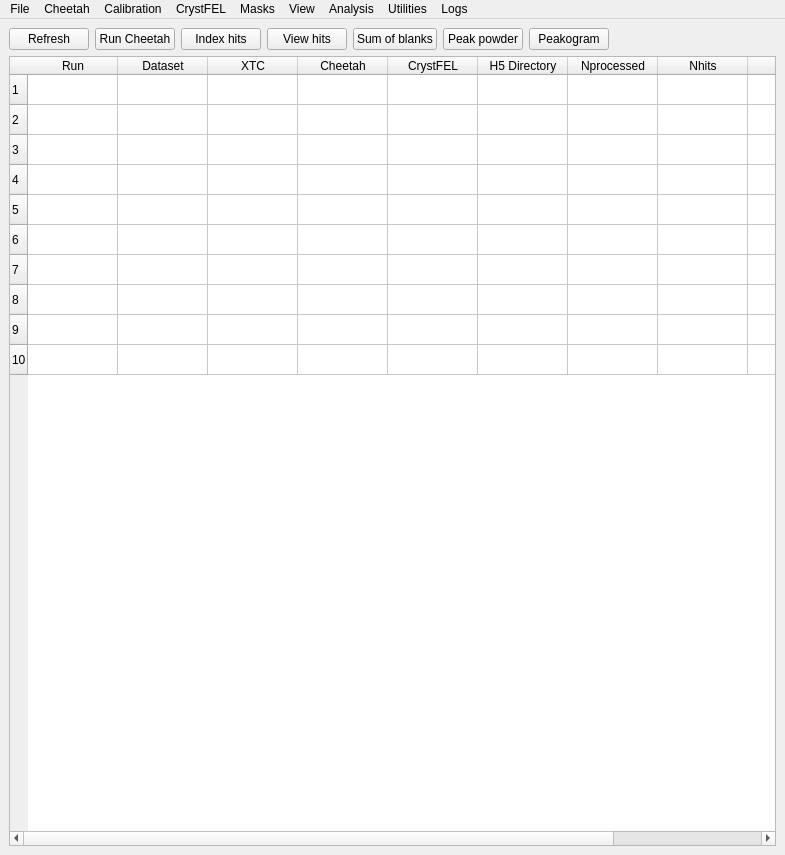
Old version of the form python/UI/cheetahgui.ui in the repository antonbarty/cheetah.
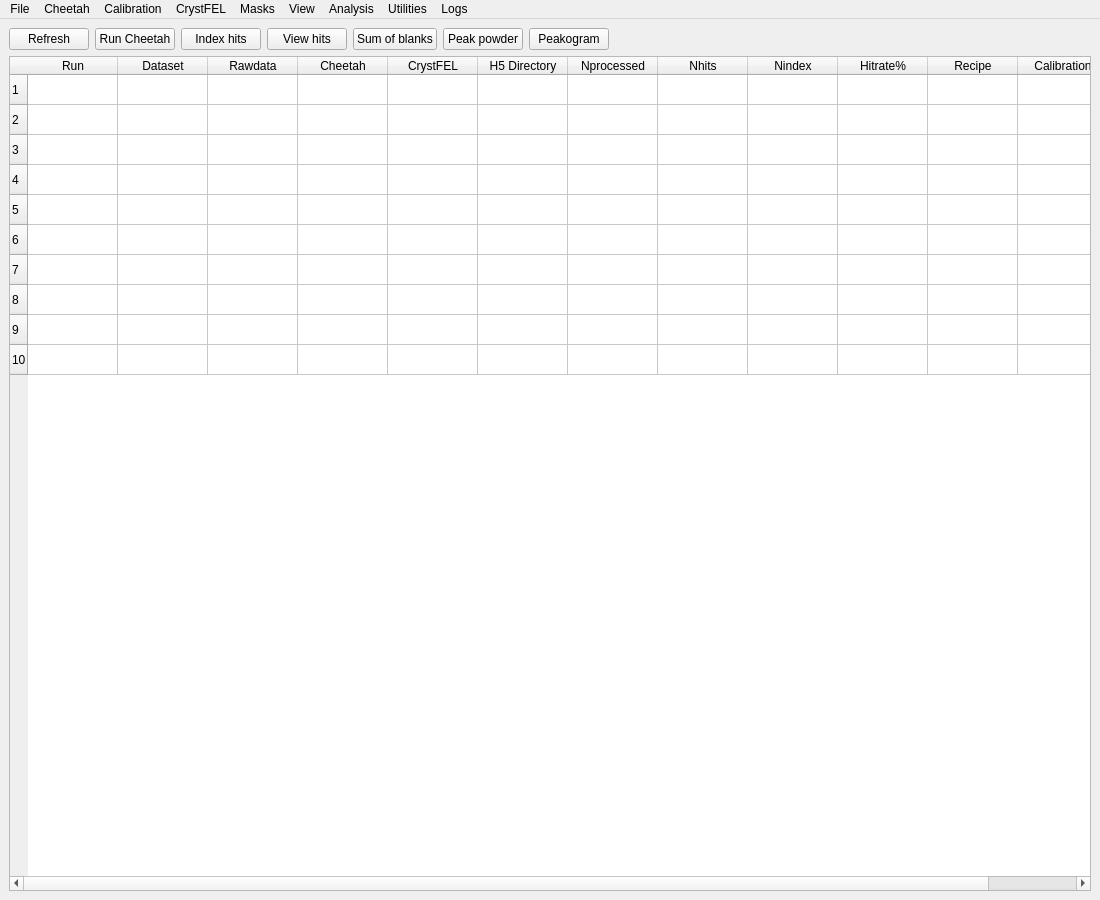
New version of the form.

Commit message: Fixed a couple of annoying GUI bugs when working with older data sets

The edit to the form file:
```diff
--- a/python/UI/cheetahgui.ui
+++ b/python/UI/cheetahgui.ui
@@ -6,8 +6,8 @@
    <rect>
     <x>0</x>
     <y>0</y>
-    <width>785</width>
-    <height>855</height>
+    <width>1100</width>
+    <height>900</height>
    </rect>
   </property>
   <property name="sizePolicy">
@@ -236,7 +236,7 @@
         </column>
         <column>
          <property name="text">
-          <string>XTC</string>
+          <string>Rawdata</string>
          </property>
         </column>
         <column>
@@ -274,6 +274,16 @@
           <string>Hitrate%</string>
          </property>
         </column>
+        <column>
+         <property name="text">
+          <string>Recipe</string>
+         </property>
+        </column>
+        <column>
+         <property name="text">
+          <string>Calibration</string>
+         </property>
+        </column>
        </widget>
       </item>
       <item>
@@ -288,7 +298,7 @@
     <rect>
      <x>0</x>
      <y>0</y>
-     <width>785</width>
+     <width>1100</width>
      <height>22</height>
     </rect>
    </property>
```
The commit also changes 5 other files.
